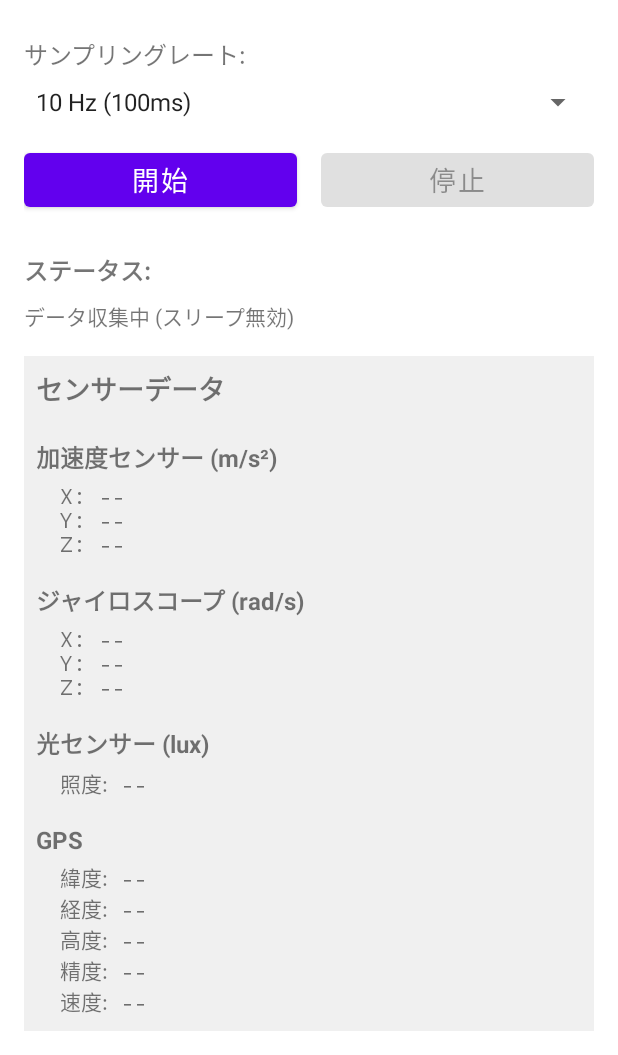
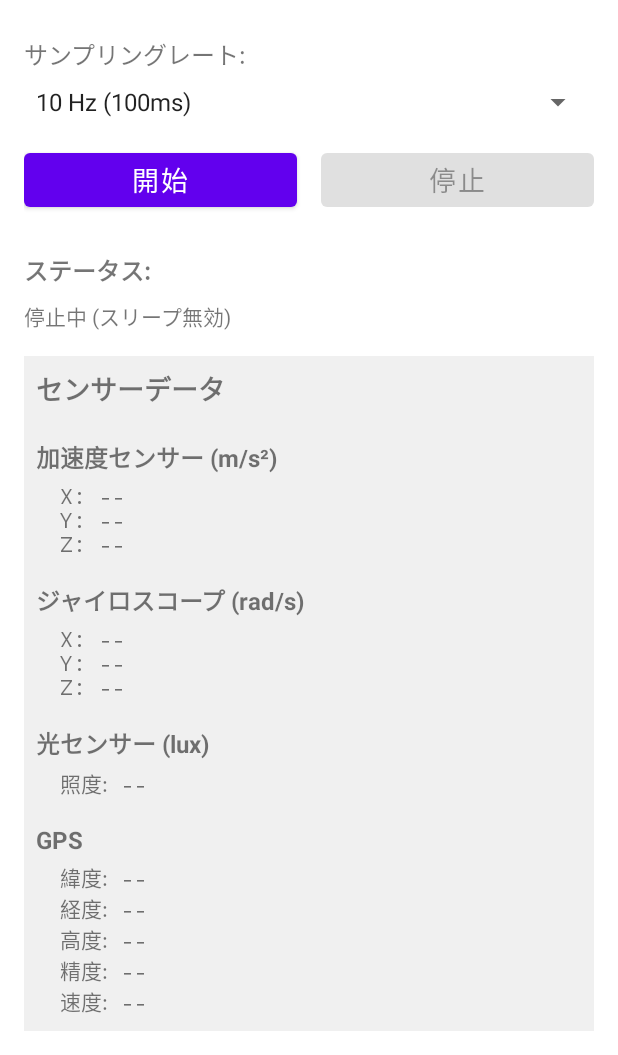
Before and after one commit to tomorrow56/Android_Sensor_BLE, an Android app: the screen it shows after launch (MainActivity), in the options menu, after a tap on "スリープを無効にする", on a phone screen of 412 x 824 dp, the part 181-1236 px from its top. Run offline under Robolectric (Android 15) with nearby library versions, the phone set to English and light mode, and no system bars; 2 statements that could not run were skipped.

Commit message:
Fix status text display logic (v1.1.1)
- Fix status text not showing sleep state correctly during data collection
- Fix status text showing wrong state when toggling sleep manually
- Add updateStatusText() method to centralize status text logic
- Status now correctly shows:
  - "データ収集中 (スリープ無効)" when collecting with sleep disabled
  - "データ収集中" when collecting without sleep control
  - "停止中 (スリープ無効)" when idle with sleep disabled
  - "停止中" when idle normally
- Update version to 1.1.1 (versionCode 3)

```diff
--- a/app/build.gradle
+++ b/app/build.gradle
@@ -11,8 +11,8 @@ android {
         applicationId "com.example.sensorbluetoothserial"
         minSdk 26 // Android 8.0 (Oreo)以降を推奨 (BLEのバックグラウンドスキャン要件のため)
         targetSdk 34
-        versionCode 2
-        versionName "1.1"
+        versionCode 3
+        versionName "1.1.1"
     }
 
     signingConfigs {
--- a/app/src/main/java/com/example/sensorbluetoothserial/MainActivity.kt
+++ b/app/src/main/java/com/example/sensorbluetoothserial/MainActivity.kt
@@ -240,10 +240,19 @@ class MainActivity : AppCompatActivity() {
         stopButton.isEnabled = isCollecting
         samplingRateSpinner.isEnabled = !isCollecting
 
-        statusText.text = if (isCollecting) {
-            "データ収集中"
-        } else {
-            "停止中"
+        // ステータステキストの更新
+        updateStatusText()
+    }
+
+    private fun updateStatusText() {
+        val isCollecting = blePeripheralService?.isCollecting() ?: false
+        val isSleepDisabled = wakeLock?.isHeld ?: false
+
+        statusText.text = when {
+            isCollecting && isSleepDisabled -> "データ収集中 (スリープ無効)"
+            isCollecting -> "データ収集中"
+            isSleepDisabled -> "停止中 (スリープ無効)"
+            else -> "停止中"
         }
     }
 
@@ -323,7 +332,7 @@ class MainActivity : AppCompatActivity() {
         wakeLock?.let {
             if (!it.isHeld) {
                 it.acquire()
-                statusText.text = "データ収集中 (スリープ無効)"
+                updateStatusText()
             }
         }
     }
@@ -332,6 +341,7 @@ class MainActivity : AppCompatActivity() {
         wakeLock?.let {
             if (it.isHeld) {
                 it.release()
+                updateStatusText()
             }
         }
     }
@@ -363,6 +373,7 @@ class MainActivity : AppCompatActivity() {
                         releaseWakeLock()
                         Toast.makeText(this, "スリープを有効にしました", Toast.LENGTH_SHORT).show()
                     }
+                    updateStatusText()
                 }
                 true
             }
```
